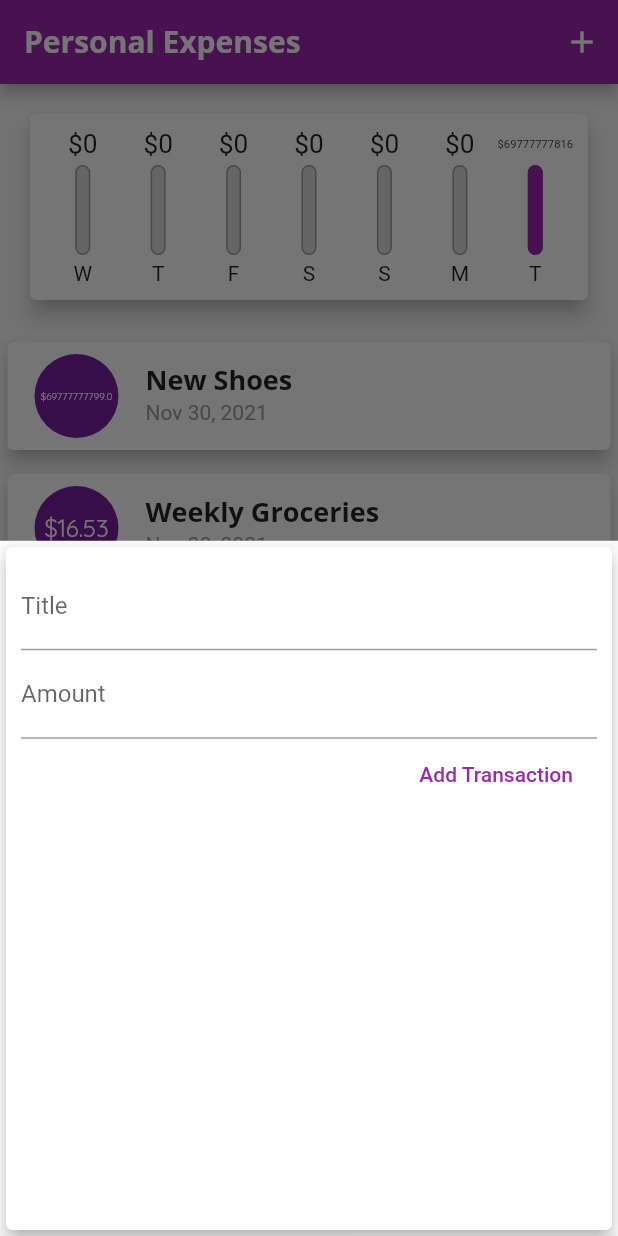
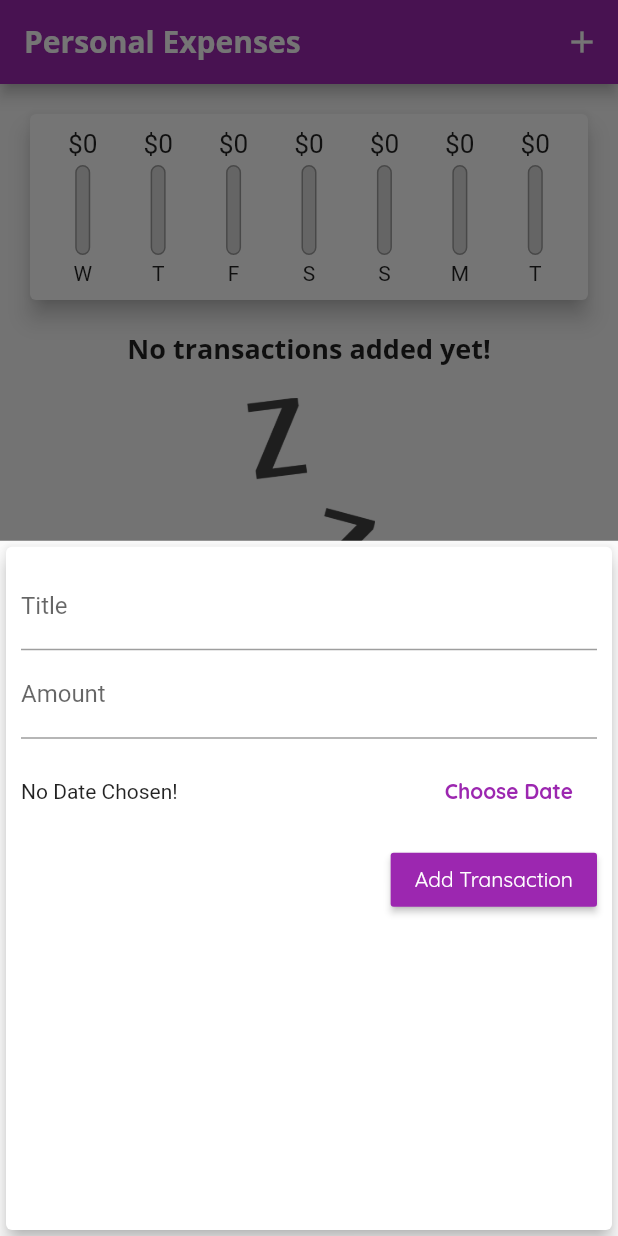
Before and after one commit to codemossaka/flutter-ui-design, a Flutter app: the screen it shows after launch, after a tap on the "add" icon, on a phone screen of 412 x 824 dp. Run offline on Flutter 3.47's test engine with Material 2 defaults, Android fonts, the light colour scheme and no system bars.

Commit message:
final step

```diff
--- a/lib/main.dart
+++ b/lib/main.dart
@@ -22,6 +22,7 @@ class MyApp extends StatelessWidget {
                   fontWeight: FontWeight.bold,
                   fontSize: 18,
                 ),
+                button: TextStyle(color: Colors.white),
               ),
           appBarTheme: AppBarTheme(
             textTheme: ThemeData.light().textTheme.copyWith(
@@ -46,18 +47,18 @@ class MyHomePage extends StatefulWidget {
 
 class _MyHomePageState extends State<MyHomePage> {
   final List<Transaction> _userTransactions = [
-    Transaction(
-      id: 't1',
-      title: 'New Shoes',
-      amount: 69777777799,
-      date: DateTime.now(),
-    ),
-    Transaction(
-      id: 't2',
-      title: 'Weekly Groceries',
-      amount: 16.530,
-      date: DateTime.now(),
-    ),
+    // Transaction(
+    //   id: 't1',
+    //   title: 'New Shoes',
+    //   amount: 69.99,
+    //   date: DateTime.now(),
+    // ),
+    // Transaction(
+    //   id: 't2',
+    //   title: 'Weekly Groceries',
+    //   amount: 16.53,
+    //   date: DateTime.now(),
+    // ),
   ];
 
   List<Transaction> get _recentTransactions {
@@ -70,16 +71,23 @@ class _MyHomePageState extends State<MyHomePage> {
     }).toList();
   }
 
-  void _addNewTransaction(String txTitle, double txAmount) {
+  void _addNewTransaction(
+      String txTitle, double txAmount, DateTime chosenDate) {
     final newTx = Transaction(
       title: txTitle,
       amount: txAmount,
-      date: DateTime.now(),
+      date: chosenDate,
       id: DateTime.now().toString(),
     );
 
     setState(() {
       _userTransactions.add(newTx);
+    });
+  }
+
+  void _deleteTransaction(String id) {
+    setState(() {
+      _userTransactions.removeWhere((tx) => tx.id == id);
     });
   }
 
@@ -116,7 +124,7 @@ class _MyHomePageState extends State<MyHomePage> {
           crossAxisAlignment: CrossAxisAlignment.stretch,
           children: <Widget>[
             Chart(_recentTransactions),
-            TransactionList(_userTransactions),
+            TransactionList(_userTransactions, _deleteTransaction),
           ],
         ),
       ),
--- a/lib/models/transaction.dart
+++ b/lib/models/transaction.dart
@@ -1,3 +1,5 @@
+import 'package:flutter/foundation.dart';
+
 class Transaction {
   final String id;
   final String title;
--- a/lib/widgets/new_transaction.dart
+++ b/lib/widgets/new_transaction.dart
@@ -1,4 +1,5 @@
 import 'package:flutter/material.dart';
+import 'package:intl/intl.dart';
 
 class NewTransaction extends StatefulWidget {
   final Function addTx;
@@ -10,24 +11,45 @@ class NewTransaction extends StatefulWidget {
 }
 
 class _NewTransactionState extends State<NewTransaction> {
-  final titleController = TextEditingController();
+  final _titleController = TextEditingController();
+  final _amountController = TextEditingController();
+  DateTime? _selectedDate;
 
-  final amountController = TextEditingController();
+  void _submitData() {
+    if (_amountController.text.isEmpty) {
+      return;
+    }
+    final enteredTitle = _titleController.text;
+    final enteredAmount = double.parse(_amountController.text);
 
-  void submitData() {
-    final enteredTitle = titleController.text;
-    final enteredAmount = double.parse(amountController.text);
-
-    if (enteredTitle.isEmpty || enteredAmount <= 0) {
+    if (enteredTitle.isEmpty || enteredAmount <= 0 || _selectedDate == null) {
       return;
     }
 
     widget.addTx(
       enteredTitle,
       enteredAmount,
+      _selectedDate,
     );
 
     Navigator.of(context).pop();
+  }
+
+  void _presentDatePicker() {
+    showDatePicker(
+      context: context,
+      initialDate: DateTime.now(),
+      firstDate: DateTime(2019),
+      lastDate: DateTime.now(),
+    ).then((pickedDate) {
+      if (pickedDate == null) {
+        return;
+      }
+      setState(() {
+        _selectedDate = pickedDate;
+      });
+    });
+    print('...');
   }
 
   @override
@@ -41,23 +63,48 @@ class _NewTransactionState extends State<NewTransaction> {
           children: <Widget>[
             TextField(
               decoration: InputDecoration(labelText: 'Title'),
-              controller: titleController,
-              onSubmitted: (_) => submitData(),
+              controller: _titleController,
+              onSubmitted: (_) => _submitData(),
               // onChanged: (val) {
               //   titleInput = val;
               // },
             ),
             TextField(
               decoration: InputDecoration(labelText: 'Amount'),
-              controller: amountController,
+              controller: _amountController,
               keyboardType: TextInputType.number,
-              onSubmitted: (_) => submitData(),
+              onSubmitted: (_) => _submitData(),
               // onChanged: (val) => amountInput = val,
             ),
-            FlatButton(
+            Container(
+              height: 70,
+              child: Row(
+                children: <Widget>[
+                  Expanded(
+                    child: Text(
+                      _selectedDate == null
+                          ? 'No Date Chosen!'
+                          : 'Picked Date: ${DateFormat.yMd().format(_selectedDate!)}',
+                    ),
+                  ),
+                  FlatButton(
+                    textColor: Theme.of(context).primaryColor,
+                    child: Text(
+                      'Choose Date',
+                      style: TextStyle(
+                        fontWeight: FontWeight.bold,
+                      ),
+                    ),
+                    onPressed: _presentDatePicker,
+                  ),
+                ],
+              ),
+            ),
+            RaisedButton(
               child: Text('Add Transaction'),
-              textColor: Colors.purple,
-              onPressed: submitData,
+              color: Theme.of(context).primaryColor,
+              textColor: Theme.of(context).textTheme.button!.color,
+              onPressed: _submitData,
             ),
           ],
         ),
--- a/lib/widgets/transaction_list.dart
+++ b/lib/widgets/transaction_list.dart
@@ -5,13 +5,14 @@ import '../models/transaction.dart';
 
 class TransactionList extends StatelessWidget {
   final List<Transaction> transactions;
+  final Function deleteTransaction;
 
-  TransactionList(this.transactions);
+  TransactionList(this.transactions, this.deleteTransaction);
 
   @override
   Widget build(BuildContext context) {
     return Container(
-      height: 300,
+      height: 450,
       child: transactions.isEmpty
           ? Column(
               children: <Widget>[
@@ -34,14 +35,18 @@ class TransactionList extends StatelessWidget {
               itemBuilder: (ctx, index) {
                 return Card(
                   elevation: 5,
-                  margin: EdgeInsets.symmetric(vertical: 8, horizontal: 5),
+                  margin: EdgeInsets.symmetric(
+                    vertical: 8,
+                    horizontal: 5,
+                  ),
                   child: ListTile(
                     leading: CircleAvatar(
                       radius: 30,
                       child: Padding(
-                        padding: const EdgeInsets.all(6),
+                        padding: EdgeInsets.all(6),
                         child: FittedBox(
-                            child: Text('\$${transactions[index].amount}')),
+                          child: Text('\$${transactions[index].amount}'),
+                        ),
                       ),
                     ),
                     title: Text(
@@ -50,9 +55,13 @@ class TransactionList extends StatelessWidget {
                     ),
                     subtitle: Text(
                       DateFormat.yMMMd().format(transactions[index].date),
-                      style: TextStyle(
-                        color: Colors.grey,
-                      ),
+                    ),
+                    trailing: IconButton(
+                      icon: Icon(Icons.delete),
+                      color: Theme.of(context).errorColor,
+                      onPressed: () {
+                        deleteTransaction(transactions[index].id);
+                      },
                     ),
                   ),
                 );
@@ -62,46 +71,3 @@ class TransactionList extends StatelessWidget {
     );
   }
 }
-
-// return Card(
-//                   child: Row(
-//                     children: <Widget>[
-//                       Container(
-//                         margin: EdgeInsets.symmetric(
-//                           vertical: 10,
-//                           horizontal: 15,
-//                         ),
-//                         decoration: BoxDecoration(
-//                           border: Border.all(
-//                             color: Theme.of(context).primaryColor,
-//                             width: 2,
-//                           ),
-//                         ),
-//                         padding: EdgeInsets.all(10),
-//                         child: Text(
-//                           '\$${transactions[index].amount.toStringAsFixed(2)}',
-//                           style: TextStyle(
-//                             fontWeight: FontWeight.bold,
-//                             fontSize: 20,
-//                             color: Theme.of(context).primaryColor,
-//                           ),
-//                         ),
-//                       ),
-//                       Column(
-//                         crossAxisAlignment: CrossAxisAlignment.start,
-//                         children: <Widget>[
-//                           Text(
-//                             transactions[index].title,
-//                             style: Theme.of(context).textTheme.headline6,
-//                           ),
-//                           Text(
-//                             DateFormat.yMMMd().format(transactions[index].date),
-//                             style: TextStyle(
-//                               color: Colors.grey,
-//                             ),
-//                           ),
-//                         ],
-//                       ),
-//                     ],
-//                   ),
-//                 );
```
